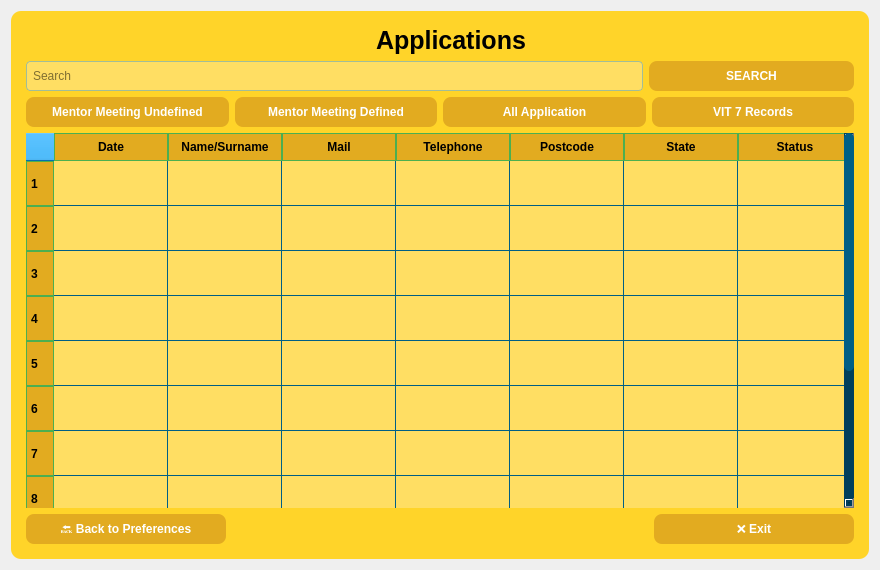
The window that ui/applications.ui (KursaDSc/Python-Module-Week7) describes before a commit, drawn with Qt 5.
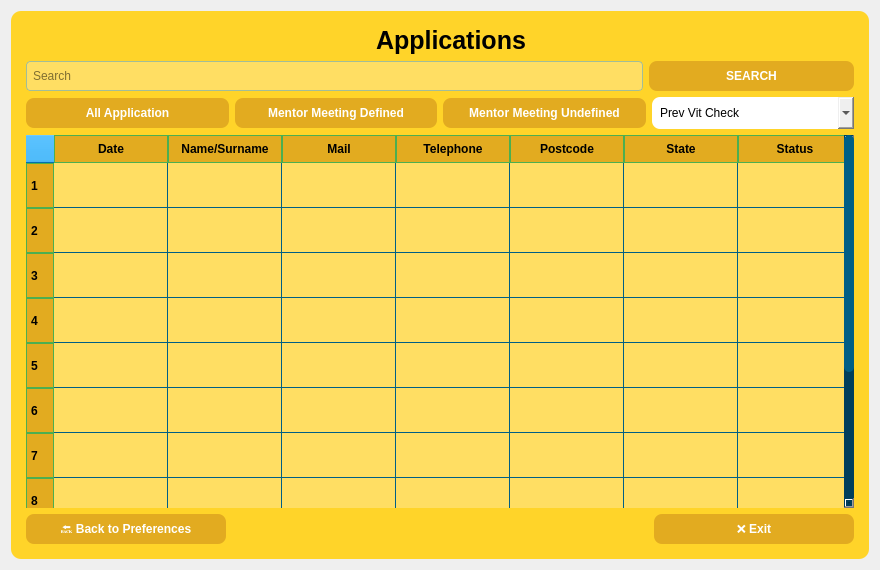
The same window after the commit. Icons and pictures are not drawn.

Commit message: app yenileme

```diff
--- a/ui/applications.ui
+++ b/ui/applications.ui
@@ -256,51 +256,12 @@
       </item>
       <item>
        <layout class="QHBoxLayout" name="horizontalLayout_2">
-        <item>
-         <widget class="QPushButton" name="pushButton_mentormeetinundefined">
-          <property name="font">
-           <font>
-            <family>Segoe UI</family>
-            <bold>true</bold>
-           </font>
-          </property>
-          <property name="autoFillBackground">
-           <bool>false</bool>
-          </property>
-          <property name="styleSheet">
-           <string notr="true">    border-radius: 8px;
-    padding: 8px;</string>
-          </property>
-          <property name="text">
-           <string>Mentor Meeting Undefined</string>
-          </property>
-         </widget>
-        </item>
-        <item>
-         <widget class="QPushButton" name="pushButton_mentormeetingdefined">
-          <property name="font">
-           <font>
-            <family>Segoe UI</family>
-            <bold>true</bold>
-           </font>
-          </property>
-          <property name="autoFillBackground">
-           <bool>false</bool>
-          </property>
-          <property name="styleSheet">
-           <string notr="true">    border-radius: 8px;
-    padding: 8px;</string>
-          </property>
-          <property name="text">
-           <string>Mentor Meeting Defined</string>
-          </property>
-         </widget>
-        </item>
         <item>
          <widget class="QPushButton" name="pushButton_allaplication">
           <property name="font">
            <font>
             <family>Segoe UI</family>
+            <weight>75</weight>
             <bold>true</bold>
            </font>
           </property>
@@ -317,10 +278,11 @@
          </widget>
         </item>
         <item>
-         <widget class="QPushButton" name="pushButton_vit7records">
+         <widget class="QPushButton" name="pushButton_mentormeetingdefined">
           <property name="font">
            <font>
             <family>Segoe UI</family>
+            <weight>75</weight>
             <bold>true</bold>
            </font>
           </property>
@@ -332,10 +294,59 @@
     padding: 8px;</string>
           </property>
           <property name="text">
-           <string>VIT 7 Records</string>
+           <string>Mentor Meeting Defined</string>
           </property>
          </widget>
         </item>
+        <item>
+         <widget class="QPushButton" name="pushButton_mentormeetinundefined">
+          <property name="font">
+           <font>
+            <family>Segoe UI</family>
+            <weight>75</weight>
+            <bold>true</bold>
+           </font>
+          </property>
+          <property name="autoFillBackground">
+           <bool>false</bool>
+          </property>
+          <property name="styleSheet">
+           <string notr="true">    border-radius: 8px;
+    padding: 8px;</string>
+          </property>
+          <property name="text">
+           <string>Mentor Meeting Undefined</string>
+          </property>
+         </widget>
+        </item>
+        <item>
+         <widget class="QComboBox" name="comboBox">
+          <property name="styleSheet">
+           <string notr="true">    border-radius: 8px;
+    padding: 8px;</string>
+          </property>
+          <item>
+           <property name="text">
+            <string>Prev Vit Check</string>
+           </property>
+          </item>
+          <item>
+           <property name="text">
+            <string>Filtered Applications</string>
+           </property>
+          </item>
+          <item>
+           <property name="text">
+            <string>Different Applications</string>
+           </property>
+          </item>
+          <item>
+           <property name="text">
+            <string>Duplicate Applications</string>
+           </property>
+          </item>
+         </widget>
+        </item>
        </layout>
       </item>
       <item>
@@ -457,15 +468,6 @@
              </color>
             </brush>
            </colorrole>
-           <colorrole role="PlaceholderText">
-            <brush brushstyle="SolidPattern">
-             <color alpha="128">
-              <red>0</red>
-              <green>0</green>
-              <blue>0</blue>
-             </color>
-            </brush>
-           </colorrole>
           </active>
           <inactive>
            <colorrole role="WindowText">
@@ -582,15 +584,6 @@
              </color>
             </brush>
            </colorrole>
-           <colorrole role="PlaceholderText">
-            <brush brushstyle="SolidPattern">
-             <color alpha="128">
-              <red>0</red>
-              <green>0</green>
-              <blue>0</blue>
-             </color>
-            </brush>
-           </colorrole>
           </inactive>
           <disabled>
            <colorrole role="WindowText">
@@ -707,15 +700,6 @@
              </color>
             </brush>
            </colorrole>
-           <colorrole role="PlaceholderText">
-            <brush brushstyle="SolidPattern">
-             <color alpha="128">
-              <red>0</red>
-              <green>0</green>
-              <blue>0</blue>
-             </color>
-            </brush>
-           </colorrole>
           </disabled>
          </palette>
         </property>
```
Left out of the diff: 3 changed lines with no effect on the pictures.
